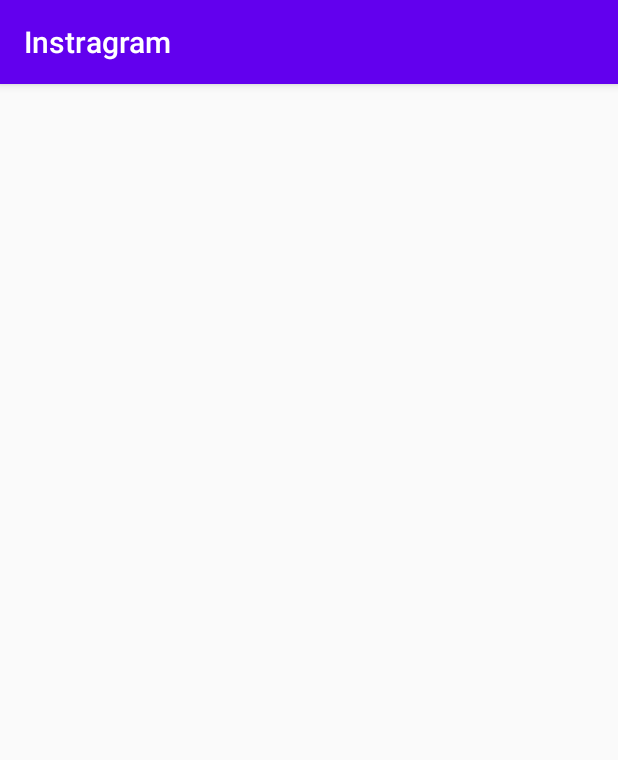
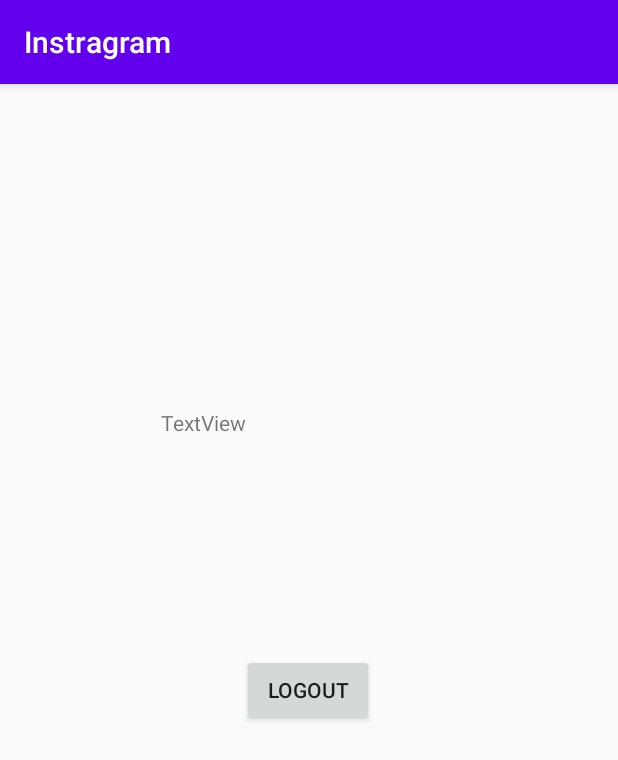
Before and after one commit to khushaboopandey/Instragram, an Android app: the WelcomeActivity screen opened directly, with no data from a screen before it, on a phone screen of 412 x 824 dp. Shown: the top 760 px of the screen. Run offline under Robolectric (Android 15) with nearby library versions, the phone set to English and light mode, and no system bars; libraries missing offline, so code that uses them is left out: com.parse, com.shashank.sony; 1 statement that could not run was skipped.

Commit message:
Logout Parse

```diff
--- a/app/src/main/java/com/example/instragram/SignUpLoginActivity.java
+++ b/app/src/main/java/com/example/instragram/SignUpLoginActivity.java
@@ -2,6 +2,7 @@ package com.example.instragram;
 
 import androidx.appcompat.app.AppCompatActivity;
 
+import android.content.Intent;
 import android.os.Bundle;
 import android.view.View;
 import android.widget.Button;
@@ -62,7 +63,8 @@ public class SignUpLoginActivity extends AppCompatActivity {
                     public void done(ParseUser user, ParseException e) {
                         if ( user !=null && e == null){
                             FancyToast.makeText(SignUpLoginActivity.this, user.get("username") + " Log In successfully", FancyToast.LENGTH_LONG, FancyToast.SUCCESS,  false).show();
-
+                            Intent i = new Intent(SignUpLoginActivity.this,WelcomeActivity.class);
+                             startActivity(i);
                         }else {
                             FancyToast.makeText(SignUpLoginActivity.this, e.getMessage(), FancyToast.LENGTH_LONG, FancyToast.ERROR, false).show();
 
--- a/app/src/main/java/com/example/instragram/WelcomeActivity.java
+++ b/app/src/main/java/com/example/instragram/WelcomeActivity.java
@@ -3,12 +3,34 @@ package com.example.instragram;
 import androidx.appcompat.app.AppCompatActivity;
 
 import android.os.Bundle;
+import android.view.View;
+import android.widget.Button;
+import android.widget.TextView;
+
+import com.parse.ParseUser;
+import com.shashank.sony.fancytoastlib.FancyToast;
 
 public class WelcomeActivity extends AppCompatActivity {
-
+   private TextView textWelcome;
+   private Button BtnLogout;
     @Override
     protected void onCreate(Bundle savedInstanceState) {
         super.onCreate(savedInstanceState);
         setContentView(R.layout.activity_welcome);
+        textWelcome = findViewById(R.id.textwelcome);
+        BtnLogout = findViewById(R.id.btnlogout);
+
+        textWelcome.setText("Welcome! " + ParseUser.getCurrentUser().get("username"));
+
+        BtnLogout.setOnClickListener(new View.OnClickListener() {
+            @Override
+            public void onClick(View v) {
+                ParseUser.logOut();
+               // FancyToast.makeText(WelcomeActivity.this,  " LogOut successfully", FancyToast.LENGTH_LONG, FancyToast.SUCCESS,  false).show();
+                finish(); //It Will take you to previous activity.
+            }
+        });
+
+
     }
 }
--- a/app/src/main/res/layout/activity_welcome.xml
+++ b/app/src/main/res/layout/activity_welcome.xml
@@ -6,4 +6,24 @@
     android:layout_height="match_parent"
     tools:context=".WelcomeActivity">
 
+    <TextView
+        android:id="@+id/textwelcome"
+        android:layout_width="197dp"
+        android:layout_height="103dp"
+        android:layout_marginTop="216dp"
+        android:text="TextView"
+        app:layout_constraintEnd_toEndOf="parent"
+        app:layout_constraintStart_toStartOf="parent"
+        app:layout_constraintTop_toTopOf="parent" />
+
+    <Button
+        android:id="@+id/btnlogout"
+        android:layout_width="wrap_content"
+        android:layout_height="wrap_content"
+        android:layout_marginBottom="340dp"
+        android:text="Logout"
+        app:layout_constraintBottom_toBottomOf="parent"
+        app:layout_constraintEnd_toEndOf="parent"
+        app:layout_constraintHorizontal_bias="0.498"
+        app:layout_constraintStart_toStartOf="parent" />
 </androidx.constraintlayout.widget.ConstraintLayout>
```
